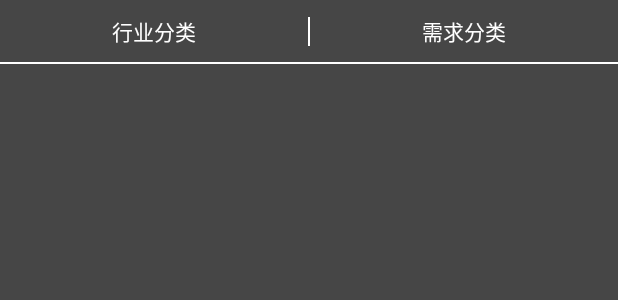
After one commit to xxz1990/Project, an Android app: the layout fragment_project.xml on its own in the app's theme, with its tools: preview values and no code run, on a phone screen of 412 x 824 dp. The commit adds this screen. Shown: the top 300 px of the screen. Run offline under Robolectric (Android 15) with nearby library versions, the phone set to English and light mode, and no system bars.

Commit message:
2016-07-13 17:31:41
2016-07-13 17:31:45

```diff
--- a/app/src/main/java/com/korron/project/fragment/ProjectFragment.java
+++ b/app/src/main/java/com/korron/project/fragment/ProjectFragment.java
@@ -6,16 +6,32 @@ import android.support.annotation.Nullable;
 import android.view.LayoutInflater;
 import android.view.View;
 import android.view.ViewGroup;
+import android.widget.TextView;
+
+import com.korron.project.R;
 
 /**
  * Created by milli on 2016/7/13.
  */
 public class ProjectFragment extends Fragment {
 
+    private TextView mTvHangYe;
+    private TextView mTvXuQiu;
+
     @Nullable
     @Override
     public View onCreateView(LayoutInflater inflater, ViewGroup container, Bundle savedInstanceState) {
-        return super.onCreateView(inflater, container, savedInstanceState);
+
+        View view = inflater.inflate(R.layout.fragment_project,null);
+
+        initView(view);
+
+        return view;
 
     }
+
+    private void initView(View view) {
+        mTvHangYe = (TextView) view.findViewById(R.id.tv_hangye);
+        mTvXuQiu = (TextView) view.findViewById(R.id.tv_xuqiu);
+    }
 }
--- /dev/null
+++ b/app/src/main/res/layout/fragment_project.xml
@@ -0,0 +1,36 @@
+<?xml version="1.0" encoding="utf-8"?>
+<LinearLayout xmlns:android="http://schemas.android.com/apk/res/android"
+    android:layout_width="match_parent"
+    android:background="#464646"
+    android:layout_height="match_parent"
+    android:orientation="vertical">
+
+    <LinearLayout
+        android:background="#464646"
+        android:orientation="horizontal"
+        android:layout_width="match_parent"
+        android:layout_height="wrap_content">
+
+        <TextView
+            android:id="@+id/tv_hangye"
+            android:text="行业分类"
+            style="@style/ProjectTopText"
+            android:layout_height="wrap_content"
+            android:layout_width="wrap_content" />
+        <TextView
+            android:background="@color/colorSlidingMenuTextColor"
+            android:layout_width="2px"
+            android:layout_height="wrap_content"/>
+        <TextView
+            android:id="@+id/tv_xuqiu"
+            android:text="需求分类"
+            style="@style/ProjectTopText"
+            android:layout_height="wrap_content"
+            android:layout_width="wrap_content" />
+    </LinearLayout>
+    <View
+        android:background="@color/colorSlidingMenuTextColor"
+        android:layout_width="match_parent"
+        android:layout_height="2px"/>
+
+</LinearLayout>
--- a/app/src/main/res/values/styles.xml
+++ b/app/src/main/res/values/styles.xml
@@ -8,4 +8,12 @@
         <item name="colorAccent">@color/colorAccent</item>
     </style>
 
+    <style name="ProjectTopText">
+        <item name="android:textColor">@color/colorSlidingMenuTextColor</item>
+        <item name="android:gravity">center</item>
+        <item name="android:padding">10dp</item>
+        <item name="android:layout_weight">1</item>
+        <item name="android:width">0dp</item>
+    </style>
+
 </resources>
```
